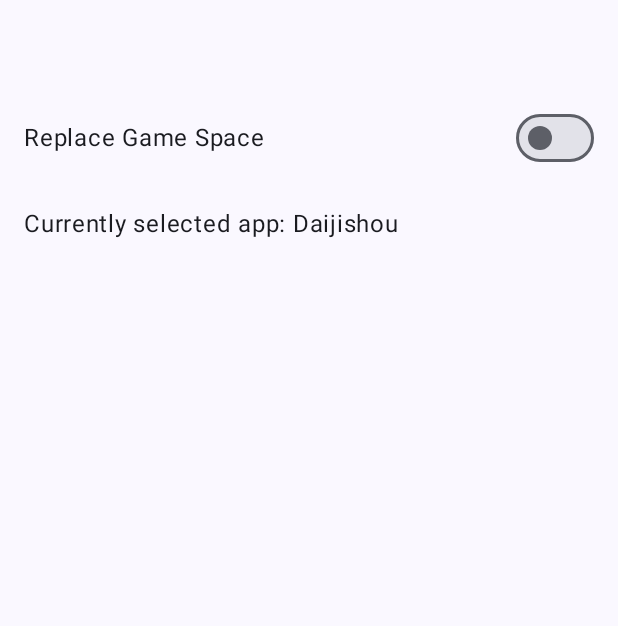
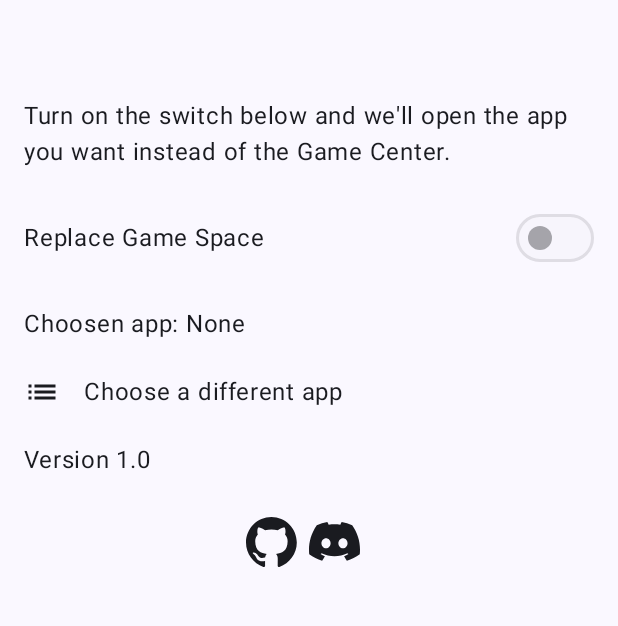
Before and after one commit to TheRealCrazyfuy/GameSpaceReplacer, an Android app built with Jetpack Compose: the screen it shows after launch (MainActivity), on a phone screen of 412 x 824 dp, the part 96-722 px from its top. Run offline under Robolectric (Android 15) with nearby library versions, the phone set to English and light mode, and no system bars; 1 statement that could not run was skipped.

Commit message:
Main functionalities, custom app selector + refactoring

```diff
--- a/app/build.gradle.kts
+++ b/app/build.gradle.kts
@@ -38,6 +38,7 @@ android {
     }
     buildFeatures {
         compose = true
+        buildConfig = true
     }
     composeOptions {
         kotlinCompilerExtensionVersion = "1.5.1"
--- a/app/src/main/java/com/abeja/gamecenterreplacer/MainActivity.kt
+++ b/app/src/main/java/com/abeja/gamecenterreplacer/MainActivity.kt
@@ -24,6 +24,7 @@ class MainActivity : ComponentActivity() {
         super.onCreate(savedInstanceState)
         enableEdgeToEdge()
         val viewModel = ViewModel()
+        viewModel.onLaunch(this)
         setContent {
             GamecenterreplacerTheme {
                 Scaffold(modifier = Modifier.fillMaxSize(),
--- a/app/src/main/java/com/abeja/gamecenterreplacer/UI.kt
+++ b/app/src/main/java/com/abeja/gamecenterreplacer/UI.kt
@@ -1,7 +1,11 @@
 package com.abeja.gamecenterreplacer
 
+import android.content.Context
+import android.content.pm.ResolveInfo
+import androidx.compose.foundation.Image
 import androidx.compose.foundation.background
 import androidx.compose.foundation.clickable
+import androidx.compose.foundation.layout.Arrangement
 import androidx.compose.foundation.layout.Column
 import androidx.compose.foundation.layout.Row
 import androidx.compose.foundation.layout.Spacer
@@ -9,45 +13,119 @@ import androidx.compose.foundation.layout.fillMaxWidth
 import androidx.compose.foundation.layout.padding
 import androidx.compose.foundation.layout.size
 import androidx.compose.foundation.layout.width
+import androidx.compose.foundation.lazy.LazyColumn
+import androidx.compose.foundation.lazy.items
 import androidx.compose.material.icons.Icons
+import androidx.compose.material.icons.automirrored.filled.List
 import androidx.compose.material.icons.filled.Warning
+import androidx.compose.material3.AlertDialog
 import androidx.compose.material3.Icon
 import androidx.compose.material3.MaterialTheme
 import androidx.compose.material3.Switch
 import androidx.compose.material3.Text
+import androidx.compose.material3.TextButton
 import androidx.compose.runtime.Composable
 import androidx.compose.runtime.mutableStateOf
 import androidx.compose.runtime.remember
 import androidx.compose.ui.Alignment
 import androidx.compose.ui.Modifier
 import androidx.compose.ui.graphics.Color
+import androidx.compose.ui.graphics.asImageBitmap
 import androidx.compose.ui.graphics.vector.ImageVector
 import androidx.compose.ui.platform.LocalContext
+import androidx.compose.ui.res.painterResource
 import androidx.compose.ui.unit.dp
+import androidx.core.graphics.drawable.toBitmap
 
 @Composable
 fun MainUI(modifier: Modifier = Modifier, viewModel: ViewModel) {
     val context = LocalContext.current
-    val mainSwitchStatus = remember { mutableStateOf(viewModel.checkifServiceisRunning(context, BackgroundService::class.java)) }
+    val mainSwitchStatus = remember {
+        mutableStateOf(
+            viewModel.checkifServiceisRunning(
+                context,
+                BackgroundService::class.java
+            )
+        )
+    }
+    val showAppsDialog = remember { mutableStateOf(false) }
 
-    Column(modifier = modifier.padding(top = 56.dp).fillMaxWidth() ) {
-        //StandardText("Turn on the switch below and we'll open the app you want instead of the Game Center.")
+    LazyColumn(modifier = modifier
+        .padding(top = 56.dp)
+        .fillMaxWidth()) {
+
+        item {
+            /**
+             * Permissions check
+             */
             if (!viewModel.isUsageStatsPermissionGranted(context)) {
                 StandardText("Usage access is required")
-            StandardButton("Allow usage access", Icons.Default.Warning) { viewModel.requestUsageStatsPermission(context) }
+                StandardButton(
+                    "Allow usage access",
+                    Icons.Default.Warning
+                ) { viewModel.requestUsageStatsPermission(context) }
             }
             if (!viewModel.isOnTopPermissionGranted(context)) {
                 StandardText("On top permission is required")
-            StandardButton("Allow on top permission", Icons.Default.Warning) { viewModel.requestOnTopPermission(context) }
+                StandardButton(
+                    "Allow on top permission",
+                    Icons.Default.Warning
+                ) { viewModel.requestOnTopPermission(context) }
+            }
         }
 
-        StandardSwitch("Replace Game Space", mainSwitchStatus.value, enabled = viewModel.isUsageStatsPermissionGranted(context) && viewModel.isOnTopPermissionGranted(context)) {
+        item {
+            /**
+             * Main UI
+             */
+            StandardText("Turn on the switch below and we'll open the app you want instead of the Game Center.")
+            StandardSwitch(
+                "Replace Game Space",
+                mainSwitchStatus.value,
+                enabled = viewModel.isUsageStatsPermissionGranted(context) && viewModel.isOnTopPermissionGranted(
+                    context
+                ) && serviceData.appTargetPackage != null
+            ) {
                 mainSwitchStatus.value = it
                 viewModel.setServiceStatus(context, mainSwitchStatus.value)
             }
 
-        StandardText("Currently selected app: ${viewModel.getServiceData().appTargetName}")
+            StandardText(
+                "Choosen app: ${
+                    if (viewModel.getServiceData().appTargetName != null) {
+                        viewModel.getServiceData().appTargetName
+                    } else {
+                        "None"
+                    }
+                }"
+            )
+            StandardButton("Choose a different app ", Icons.AutoMirrored.Filled.List) {
+                showAppsDialog.value = true
+            }
+        }
 
+        item {
+            /**
+             * App list dialog
+             */
+            if (showAppsDialog.value) {
+                AppListDialog(context, viewModel, { showAppsDialog.value = false }) {
+                    viewModel.setApptarget(
+                        it.activityInfo.packageName,
+                        it.loadLabel(context.packageManager).toString(),
+                        context
+                    )
+                    showAppsDialog.value = false
+                }
+            }
+
+            StandardText("Version ${BuildConfig.VERSION_NAME}")
+
+            StandardLinkIcon(
+                onClickGitHub = { viewModel.openGitHubRepository(context, "https://www.github.com/therealcrazyfuy/GameSpaceReplacer") },
+                onClickDiscord = { viewModel.openGitHubRepository(context, "https://discord.gg/Hc4UPXqc4j") }
+            )
+        }
     }
 }
 
@@ -68,7 +146,9 @@ fun StandardSwitch(
     onCheckedChange: (Boolean) -> Unit
 ) {
     Row(
-        modifier = Modifier.fillMaxWidth().padding(horizontal = 16.dp, vertical = 12.dp),
+        modifier = Modifier
+            .fillMaxWidth()
+            .padding(horizontal = 16.dp, vertical = 12.dp),
         verticalAlignment = Alignment.CenterVertically
     ) {
         Text(
@@ -114,3 +194,85 @@ fun StandardButton(
         )
     }
 }
+
+@Composable
+fun StandardLinkIcon(
+    onClickGitHub: () -> Unit,
+    onClickDiscord: () -> Unit
+) {
+    Row(
+        modifier = Modifier
+            .fillMaxWidth()
+            .padding(horizontal = 16.dp, vertical = 12.dp)
+            .background(Color.Transparent),
+        verticalAlignment = Alignment.CenterVertically,
+        horizontalArrangement = Arrangement.Center
+    ) {
+        Icon(
+            painter = painterResource(id= R.drawable.github_mark),
+            contentDescription = null,
+            modifier = Modifier.size(42.dp).padding(end = 8.dp).clickable(onClick = onClickGitHub)
+        )
+        Icon(
+            painter = painterResource(id= R.drawable.discord_mark),
+            contentDescription = null,
+            modifier = Modifier.size(42.dp).padding(end = 8.dp).clickable(onClick = onClickDiscord)
+        )
+
+    }
+}
+
+/**
+ * Dialog to choose a different app
+ */
+@Composable
+fun AppListDialog(
+    context: Context,
+    viewModel: ViewModel,
+    onDismiss: () -> Unit,
+    onAppSelected: (ResolveInfo) -> Unit
+) {
+    val launchableApps = remember {
+        viewModel.getLaunchableApps(context)
+            .sortedBy { it.loadLabel(context.packageManager).toString() }
+    }
+    val packageManager = context.packageManager
+
+    AlertDialog(
+        onDismissRequest = onDismiss,
+        title = {
+            Text(text = "Choose an app to launch")
+        },
+        text = {
+            LazyColumn {
+                items(launchableApps) { appInfo ->
+                    val appName = appInfo.loadLabel(packageManager).toString()
+                    Row(
+                        modifier = Modifier
+                            .fillMaxWidth()
+                            .clickable { onAppSelected(appInfo) }
+                            .padding(8.dp),
+                        verticalAlignment = Alignment.CenterVertically
+                    ) {
+                        Image(
+                            bitmap = appInfo.loadIcon(packageManager).toBitmap().asImageBitmap(),
+                            contentDescription = null,
+                            modifier = Modifier.size(40.dp)
+                        )
+                        Spacer(modifier = Modifier.width(8.dp))
+                        Column {
+                            Text(text = appName)
+                            Text(text = appInfo.activityInfo.packageName)
+                        }
+                    }
+                }
+            }
+
+        },
+        confirmButton = {
+            TextButton(onClick = onDismiss) {
+                Text("Close")
+            }
+        }
+    )
+}
--- a/app/src/main/java/com/abeja/gamecenterreplacer/data.kt
+++ b/app/src/main/java/com/abeja/gamecenterreplacer/data.kt
@@ -3,6 +3,6 @@ package com.abeja.gamecenterreplacer
 
 object serviceData {
     var serviceStatus = false
-    var appTargetPackage = "com.magneticchen.daijishou"
-    var appTargetName = "Daijishou"
+    var appTargetPackage: String? = null
+    var appTargetName: String? = null
 }
--- /dev/null
+++ b/app/src/main/res/drawable/discord_mark.xml
@@ -0,0 +1,9 @@
+<vector xmlns:android="http://schemas.android.com/apk/res/android"
+    android:width="127.14dp"
+    android:height="96.36dp"
+    android:viewportWidth="127.14"
+    android:viewportHeight="96.36">
+  <path
+      android:pathData="M107.7,8.07A105.15,105.15 0,0 0,81.47 0a72.06,72.06 0,0 0,-3.36 6.83A97.68,97.68 0,0 0,49 6.83,72.37 72.37,0 0,0 45.64,0 105.89,105.89 0,0 0,19.39 8.09C2.79,32.65 -1.71,56.6 0.54,80.21h0A105.73,105.73 0,0 0,32.71 96.36,77.7 77.7,0 0,0 39.6,85.25a68.42,68.42 0,0 1,-10.85 -5.18c0.91,-0.66 1.8,-1.34 2.66,-2a75.57,75.57 0,0 0,64.32 0c0.87,0.71 1.76,1.39 2.66,2a68.68,68.68 0,0 1,-10.87 5.19,77 77,0 0,0 6.89,11.1A105.25,105.25 0,0 0,126.6 80.22h0C129.24,52.84 122.09,29.11 107.7,8.07ZM42.45,65.69C36.18,65.69 31,60 31,53s5,-12.74 11.43,-12.74S54,46 53.89,53 48.84,65.69 42.45,65.69ZM84.69,65.69C78.41,65.69 73.25,60 73.25,53s5,-12.74 11.44,-12.74S96.23,46 96.12,53 91.08,65.69 84.69,65.69Z"
+      android:fillColor="#fff"/>
+</vector>
--- /dev/null
+++ b/app/src/main/res/drawable/github_mark.xml
@@ -0,0 +1,10 @@
+<vector xmlns:android="http://schemas.android.com/apk/res/android"
+    android:width="98dp"
+    android:height="96dp"
+    android:viewportWidth="98"
+    android:viewportHeight="96">
+  <path
+      android:pathData="M48.854,0C21.839,0 0,22 0,49.217c0,21.756 13.993,40.172 33.405,46.69 2.427,0.49 3.316,-1.059 3.316,-2.362 0,-1.141 -0.08,-5.052 -0.08,-9.127 -13.59,2.934 -16.42,-5.867 -16.42,-5.867 -2.184,-5.704 -5.42,-7.17 -5.42,-7.17 -4.448,-3.015 0.324,-3.015 0.324,-3.015 4.934,0.326 7.523,5.052 7.523,5.052 4.367,7.496 11.404,5.378 14.235,4.074 0.404,-3.178 1.699,-5.378 3.074,-6.6 -10.839,-1.141 -22.243,-5.378 -22.243,-24.283 0,-5.378 1.94,-9.778 5.014,-13.2 -0.485,-1.222 -2.184,-6.275 0.486,-13.038 0,0 4.125,-1.304 13.426,5.052a46.97,46.97 0,0 1,12.214 -1.63c4.125,0 8.33,0.571 12.213,1.63 9.302,-6.356 13.427,-5.052 13.427,-5.052 2.67,6.763 0.97,11.816 0.485,13.038 3.155,3.422 5.015,7.822 5.015,13.2 0,18.905 -11.404,23.06 -22.324,24.283 1.78,1.548 3.316,4.481 3.316,9.126 0,6.6 -0.08,11.897 -0.08,13.526 0,1.304 0.89,2.853 3.316,2.364 19.412,-6.52 33.405,-24.935 33.405,-46.691C97.707,22 75.788,0 48.854,0z"
+      android:fillColor="#24292f"
+      android:fillType="evenOdd"/>
+</vector>
```
Also changed, not shown: app/src/main/java/com/abeja/gamecenterreplacer/BackgroundService.kt (+6 -5 lines), app/src/main/java/com/abeja/gamecenterreplacer/ViewModel.kt (+44 -5 lines). Lines whose indentation alone changed are shown as unchanged.
